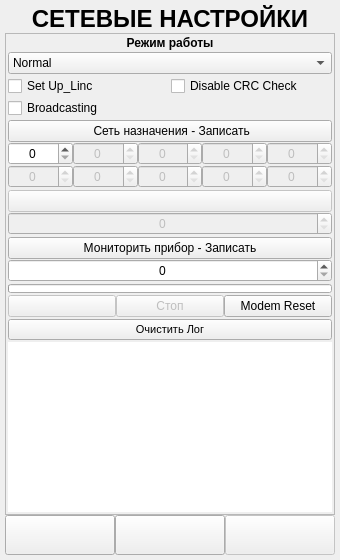
Before: the Qt Designer form ANDROID_FORMS/sniffer_settings_form.ui in DavidSiegman/PLC_RF_Configurator, drawn with Qt 5.
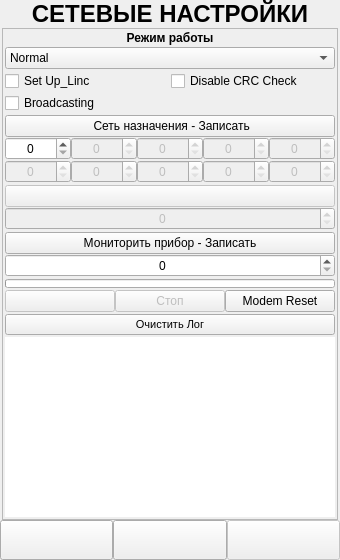
After: the same form once the commit is applied. Icons and pictures are not drawn.

```diff
--- a/ANDROID_FORMS/sniffer_settings_form.ui
+++ b/ANDROID_FORMS/sniffer_settings_form.ui
@@ -13,25 +13,20 @@
   <property name="windowTitle">
    <string>Form</string>
   </property>
-  <layout class="QVBoxLayout" name="verticalLayout_3">
+  <layout class="QVBoxLayout" name="verticalLayout_9">
    <property name="spacing">
     <number>0</number>
    </property>
    <property name="leftMargin">
-    <number>5</number>
+    <number>0</number>
    </property>
    <property name="topMargin">
-    <number>5</number>
+    <number>0</number>
    </property>
    <property name="rightMargin">
-    <number>5</number>
+    <number>0</number>
    </property>
    <property name="bottomMargin">
-    <number>5</number>
-   </property>
-   <item>
-    <layout class="QHBoxLayout" name="horizontalLayout_5">
-     <property name="spacing">
       <number>0</number>
      </property>
      <item>
@@ -64,8 +59,27 @@
        </property>
       </widget>
      </item>
-    </layout>
-   </item>
+   <item>
+    <widget class="QWidget" name="Main_Widget" native="true">
+     <property name="styleSheet">
+      <string notr="true"/>
+     </property>
+     <layout class="QVBoxLayout" name="verticalLayout_8">
+      <property name="spacing">
+       <number>0</number>
+      </property>
+      <property name="leftMargin">
+       <number>2</number>
+      </property>
+      <property name="topMargin">
+       <number>0</number>
+      </property>
+      <property name="rightMargin">
+       <number>2</number>
+      </property>
+      <property name="bottomMargin">
+       <number>0</number>
+      </property>
    <item>
     <widget class="QScrollArea" name="scrollArea">
      <property name="horizontalScrollBarPolicy">
@@ -79,8 +93,8 @@
        <rect>
         <x>0</x>
         <y>0</y>
-        <width>328</width>
-        <height>474</height>
+           <width>334</width>
+           <height>486</height>
        </rect>
       </property>
       <layout class="QVBoxLayout" name="verticalLayout_2">
@@ -818,6 +832,9 @@
      </widget>
     </widget>
    </item>
+     </layout>
+    </widget>
+   </item>
    <item>
     <widget class="QWidget" name="DownPanel_Widget" native="true">
      <property name="styleSheet">
@@ -912,6 +929,27 @@
          </widget>
         </item>
         <item>
+         <widget class="QWidget" name="Next_Widget" native="true">
+          <property name="enabled">
+           <bool>false</bool>
+          </property>
+          <layout class="QVBoxLayout" name="verticalLayout_3">
+           <property name="spacing">
+            <number>0</number>
+           </property>
+           <property name="leftMargin">
+            <number>0</number>
+           </property>
+           <property name="topMargin">
+            <number>0</number>
+           </property>
+           <property name="rightMargin">
+            <number>0</number>
+           </property>
+           <property name="bottomMargin">
+            <number>0</number>
+           </property>
+           <item>
          <widget class="QPushButton" name="Next">
           <property name="enabled">
            <bool>false</bool>
@@ -941,6 +979,9 @@
             <height>30</height>
            </size>
           </property>
+            </widget>
+           </item>
+          </layout>
          </widget>
         </item>
        </layout>
```
Lines whose indentation alone changed are shown as unchanged.
